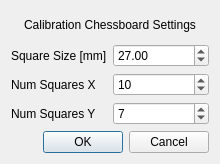
First picture: the form in gui/bla3Dscan_qt/calibrationdialog.ui, repository Gombat/bla3Dscan, before the edit.
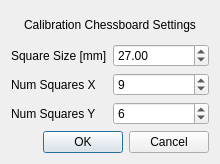
Second picture: the form after the edit.

Commit message: fixed typos, calibration /w saving the camera matrix and distortion coeffictions works now, enabling/disabling gui elements depending on whether currently calibrating or not.

What changed in the file:
```diff
--- a/gui/bla3Dscan_qt/calibrationdialog.ui
+++ b/gui/bla3Dscan_qt/calibrationdialog.ui
@@ -41,7 +41,7 @@
    <item row="2" column="1">
     <widget class="QSpinBox" name="spinBoxNumSquaresX">
      <property name="value">
-      <number>10</number>
+      <number>9</number>
      </property>
     </widget>
    </item>
@@ -58,7 +58,7 @@
    <item row="3" column="1">
     <widget class="QSpinBox" name="spinBoxNumSquaresY">
      <property name="value">
-      <number>7</number>
+      <number>6</number>
      </property>
     </widget>
    </item>
```
The commit also changes 6 other files.
